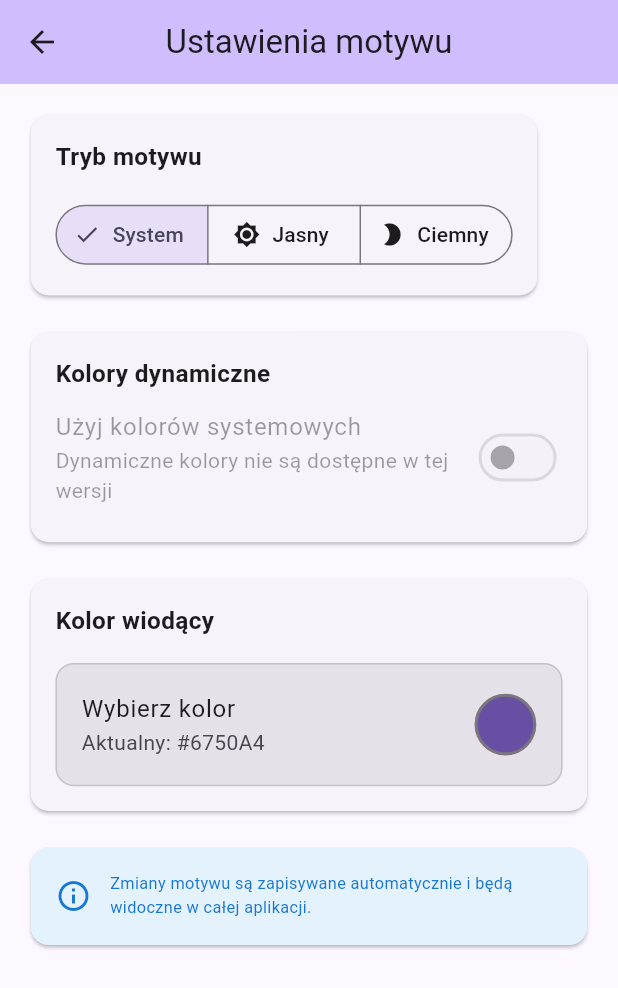
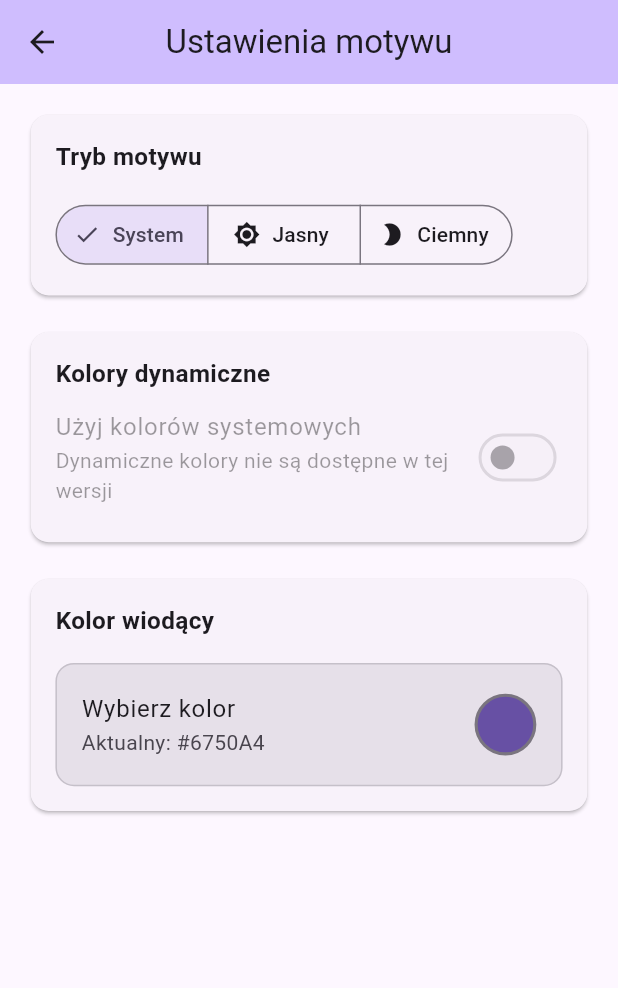
Before and after one commit to SZtyro/hackaton_journey_radar, a Flutter app: the SettingsPage screen opened directly, on a phone screen of 412 x 824 dp. Shown: the top 988 px of the screen. Run offline on Flutter 3.47's test engine with Material 3 defaults, Android fonts, the phone set to English and light mode, and no system bars; our stand-ins replace bloc, dio, easy_localization, equatable, firebase_core, firebase_messaging and 18 more; missing offline and left inert: curl_logger_dio_interceptor; accounts and stored records are empty; generated files the repository leaves out were written again; statements that could not run were skipped.

Commit message:
Fix theme and clean up code

```diff
--- a/mobile/journey_radar_mobile/lib/features/map/view/map_page.dart
+++ b/mobile/journey_radar_mobile/lib/features/map/view/map_page.dart
@@ -312,6 +312,7 @@ class _MapPageViewState extends State<_MapPageView> {
         return Scaffold(
           appBar: AppBar(
             title: Text(AppConstants.appName),
+            backgroundColor: Theme.of(context).colorScheme.inversePrimary,
             actions: [
               AppIcon(
                 icon: state.getLocationStatus == StateStatus.loading
--- a/mobile/journey_radar_mobile/lib/features/settings_page.dart
+++ b/mobile/journey_radar_mobile/lib/features/settings_page.dart
@@ -50,7 +50,10 @@ class SettingsContent extends StatelessWidget {
                           fontWeight: FontWeight.bold,
                         ),
                       ),
-                      SizedBox(height: AppSpacing.m),
+                      SizedBox(
+                        height: AppSpacing.m,
+                        width: double.maxFinite,
+                      ),
                       SegmentedButton<ThemeMode>(
                         segments: const [
                           ButtonSegment<ThemeMode>(
@@ -107,9 +110,7 @@ class SettingsContent extends StatelessWidget {
                   ),
                 ),
               ),
-
               SizedBox(height: AppSpacing.m),
-
               Card(
                 child: Padding(
                   padding: EdgeInsets.all(AppSpacing.m),
@@ -158,34 +159,6 @@ class SettingsContent extends StatelessWidget {
                           contentPadding: EdgeInsets.symmetric(
                             horizontal: AppSpacing.m,
                             vertical: AppSpacing.xs,
-                          ),
-                        ),
-                      ),
-                    ],
-                  ),
-                ),
-              ),
-
-              SizedBox(height: AppSpacing.m),
-
-              // Theme Information Card
-              Card(
-                color: Colors.blue.shade50,
-                child: Padding(
-                  padding: EdgeInsets.all(AppSpacing.m),
-                  child: Row(
-                    children: [
-                      Icon(
-                        Icons.info_outline,
-                        color: Colors.blue.shade700,
-                      ),
-                      SizedBox(width: AppSpacing.ms),
-                      Expanded(
-                        child: Text(
-                          'Zmiany motywu są zapisywane automatycznie i będą widoczne w całej aplikacji.',
-                          style: TextStyle(
-                            color: Colors.blue.shade700,
-                            fontSize: FontConstants.fontSizeXS,
                           ),
                         ),
                       ),
```
